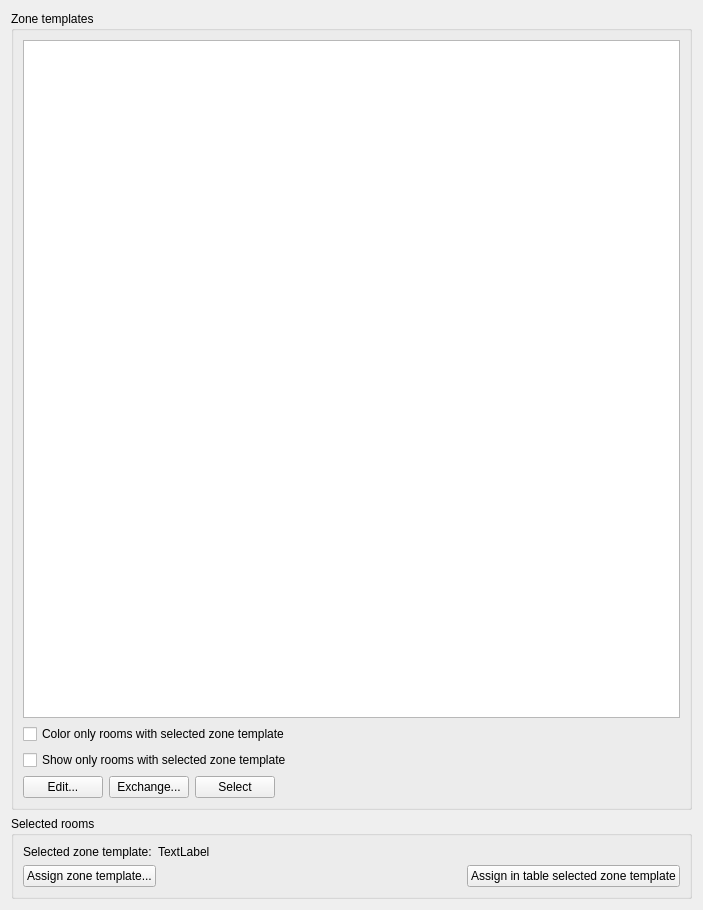
This is SIM-VICUS/src/SVPropBuildingZoneTemplatesWidget.ui in ghorwin/SIM-VICUS as Qt 5 draws it before an edit. The edited form follows.
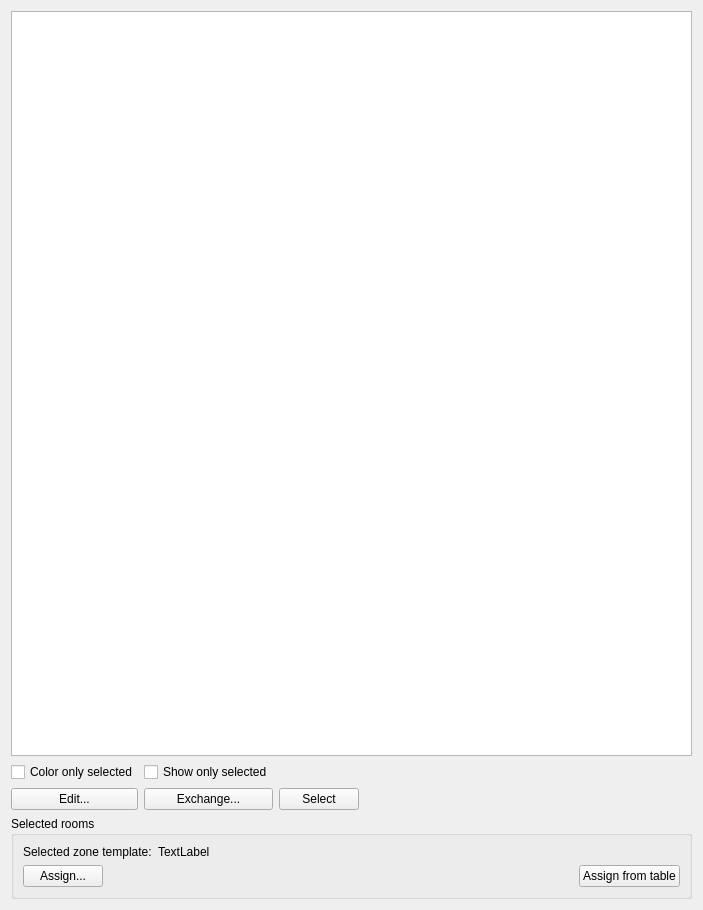
This is the edited form.

Commit message: Updated Building property widgets

Patch:
```diff
--- a/SIM-VICUS/src/SVPropBuildingZoneTemplatesWidget.ui
+++ b/SIM-VICUS/src/SVPropBuildingZoneTemplatesWidget.ui
@@ -13,44 +13,44 @@
   <property name="windowTitle">
    <string>Form</string>
   </property>
-  <layout class="QVBoxLayout" name="verticalLayout">
-   <item>
-    <widget class="QGroupBox" name="groupBox_2">
-     <property name="title">
-      <string>Zone templates</string>
-     </property>
-     <layout class="QGridLayout" name="gridLayout_7">
-      <item row="2" column="0" colspan="4">
-       <widget class="QCheckBox" name="checkBoxZoneTemplateShowOnlyActive">
-        <property name="text">
-         <string>Show only rooms with selected zone template</string>
-        </property>
-       </widget>
-      </item>
-      <item row="4" column="3">
-       <spacer name="horizontalSpacer_5">
-        <property name="orientation">
-         <enum>Qt::Horizontal</enum>
-        </property>
-        <property name="sizeHint" stdset="0">
-         <size>
-          <width>280</width>
-          <height>20</height>
-         </size>
-        </property>
-       </spacer>
-      </item>
-      <item row="1" column="0" colspan="4">
-       <widget class="QCheckBox" name="checkBoxZoneTemplateColorOnlyActive">
-        <property name="text">
-         <string>Color only rooms with selected zone template</string>
-        </property>
-       </widget>
-      </item>
+  <layout class="QGridLayout" name="gridLayout">
       <item row="0" column="0" colspan="4">
        <widget class="QTableWidget" name="tableWidgetZoneTemplates"/>
       </item>
-      <item row="4" column="1">
+   <item row="1" column="0">
+    <widget class="QCheckBox" name="checkBoxZoneTemplateColorOnlyActive">
+     <property name="toolTip">
+      <string>Colors only rooms that are selected in zone template table</string>
+     </property>
+     <property name="text">
+      <string>Color only selected</string>
+     </property>
+    </widget>
+   </item>
+   <item row="1" column="1">
+    <widget class="QCheckBox" name="checkBoxZoneTemplateShowOnlyActive">
+     <property name="toolTip">
+      <string>Shows only rooms that are selected in zone template table</string>
+     </property>
+     <property name="text">
+      <string>Show only selected</string>
+     </property>
+    </widget>
+   </item>
+   <item row="2" column="0">
+    <widget class="QPushButton" name="pushButtonEditZoneTemplates">
+     <property name="text">
+      <string>Edit...</string>
+     </property>
+     <property name="iconSize">
+      <size>
+       <width>24</width>
+       <height>24</height>
+      </size>
+     </property>
+    </widget>
+   </item>
+   <item row="2" column="1">
        <widget class="QPushButton" name="pushButtonExchangeZoneTemplates">
         <property name="toolTip">
          <string>Replaces the zone template association of all selected zones with the currently selected zone template.</string>
@@ -60,30 +60,27 @@
         </property>
        </widget>
       </item>
-      <item row="4" column="2">
+   <item row="2" column="2">
        <widget class="QPushButton" name="pushButtonSelectObjectsWithZoneTemplate">
         <property name="text">
          <string>Select</string>
         </property>
        </widget>
       </item>
-      <item row="4" column="0">
-       <widget class="QPushButton" name="pushButtonEditZoneTemplates">
-        <property name="text">
-         <string>Edit...</string>
-        </property>
-        <property name="iconSize">
+   <item row="2" column="3">
+    <spacer name="horizontalSpacer_5">
+     <property name="orientation">
+      <enum>Qt::Horizontal</enum>
+     </property>
+     <property name="sizeHint" stdset="0">
          <size>
-          <width>24</width>
-          <height>24</height>
-         </size>
-        </property>
-       </widget>
-      </item>
-     </layout>
-    </widget>
-   </item>
-   <item>
+       <width>272</width>
+       <height>20</height>
+      </size>
+     </property>
+    </spacer>
+   </item>
+   <item row="3" column="0" colspan="4">
     <widget class="QGroupBox" name="groupBoxSelectedRooms">
      <property name="title">
       <string>Selected rooms</string>
@@ -118,7 +115,7 @@
         <item>
          <widget class="QPushButton" name="pushButtonAssignZoneTemplate">
           <property name="text">
-           <string>Assign zone template...</string>
+           <string>Assign...</string>
           </property>
           <property name="iconSize">
            <size>
@@ -144,7 +141,7 @@
         <item>
          <widget class="QPushButton" name="pushButtonAssignSelectedZoneTemplate">
           <property name="text">
-           <string>Assign in table selected zone template</string>
+           <string>Assign from table</string>
           </property>
           <property name="iconSize">
            <size>
```
Lines whose indentation alone changed are shown as unchanged. The commit also changes 16 other files.
